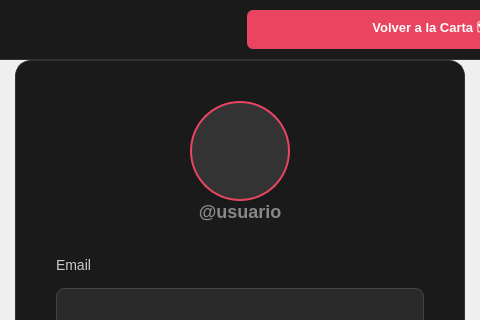
This is Ihm_Trabajo/views/profileview.ui in rcasmar2/Ihm_Trabajo as Qt 5 draws it before an edit; both pictures show x 160 to 640 and y 0 to 320 of the 800 by 617 pixel window. The edited form follows.
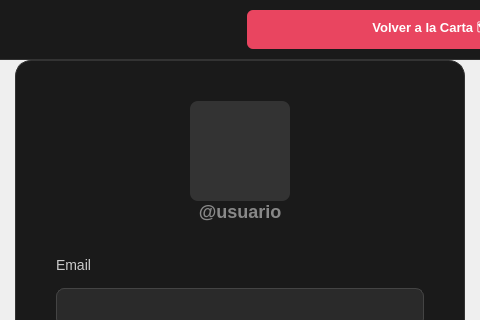
This is the edited form.

Commit message: Eliminado borde naranja en la foto de perfil de la ventana de editar perfil de usuario

```diff
--- a/Ihm_Trabajo/views/profileview.ui
+++ b/Ihm_Trabajo/views/profileview.ui
@@ -170,7 +170,7 @@
                 <property name="minimumSize"><size><width>100</width><height>100</height></size></property>
                 <property name="maximumSize"><size><width>100</width><height>100</height></size></property>
                 <property name="styleSheet">
-                 <string>background-color: #333; border-radius: 50px; border: 2px solid #e94560;</string>
+                 <string>background-color: #333; border-radius: 8px;</string>
                 </property>
                 <property name="text"><string></string></property>
                 <property name="alignment"><set>Qt::AlignCenter</set></property>
```
The commit also changes 2 other files.
